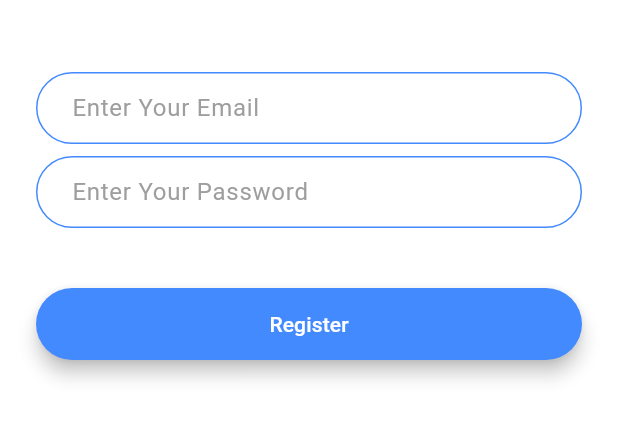
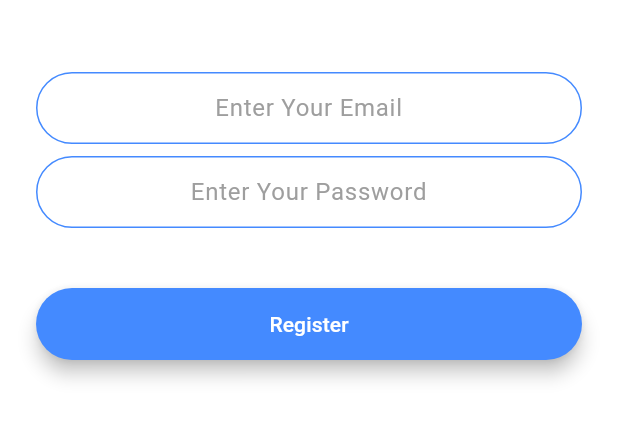
Before and after one commit to selinguz/flash_chat, a Flutter app: the RegistrationScreen screen opened by its route, after a tap on "Register", on a phone screen of 412 x 824 dp, the part 501-943 px from its top. Run offline on Flutter 3.47's test engine with Material 3 defaults, Android fonts, the phone set to English and light mode, and no system bars; our stand-ins replace animated_text_kit, firebase_auth, firebase_core; accounts and stored records are empty.

Commit message:
register ekranında email ve password tanımlamaları yapıldı, firebase e user olarak kaydetme işlemi yapıldı

```diff
--- a/lib/screens/login_screen.dart
+++ b/lib/screens/login_screen.dart
@@ -29,6 +29,8 @@ class _LoginScreenState extends State<LoginScreen> {
               height: 48.0,
             ),
             TextField(
+              keyboardType: TextInputType.emailAddress,
+              textAlign: TextAlign.center,
               style: TextStyle(color: Colors.black),
               onChanged: (value) {
                 //Do something with the user input.
--- a/lib/screens/registration_screen.dart
+++ b/lib/screens/registration_screen.dart
@@ -1,14 +1,19 @@
+import 'package:firebase_auth/firebase_auth.dart';
+import 'package:flash_chat/constants.dart';
+import 'package:flash_chat/screens/chat_screen.dart';
 import 'package:flutter/material.dart';
-import 'package:flash_chat/constants.dart';
+
 import '../components/rounded_button.dart';
 
 class RegistrationScreen extends StatefulWidget {
   static const String id = 'registrationScreen';
+
   @override
   _RegistrationScreenState createState() => _RegistrationScreenState();
 }
 
 class _RegistrationScreenState extends State<RegistrationScreen> {
+  final _auth = FirebaseAuth.instance;
   late String email;
   late String password;
 
@@ -23,7 +28,7 @@ class _RegistrationScreenState extends State<RegistrationScreen> {
           crossAxisAlignment: CrossAxisAlignment.stretch,
           children: <Widget>[
             Hero(
-              tag:'logo',
+              tag: 'logo',
               child: Container(
                 height: 100.0,
                 child: Image.asset('assets/images/logo.png'),
@@ -33,29 +38,49 @@ class _RegistrationScreenState extends State<RegistrationScreen> {
               height: 48.0,
             ),
             TextField(
+              keyboardType: TextInputType.emailAddress,
+              textAlign: TextAlign.center,
+              style: TextStyle(color: Colors.black),
               onChanged: (value) {
                 email = value;
               },
-              decoration:kTextFieldDecoration.copyWith(hintText: 'Enter Your '
-                  'Email',hintStyle: TextStyle(color: Colors.grey)),
+              decoration: kTextFieldDecoration.copyWith(
+                  hintText: 'Enter Your '
+                      'Email',
+                  hintStyle: TextStyle(color: Colors.grey)),
             ),
             SizedBox(
               height: 8.0,
             ),
             TextField(
+              textAlign: TextAlign.center,
+              style: TextStyle(color: Colors.black),
+              obscureText: true,
               onChanged: (value) {
                 password = value;
               },
-              decoration:kTextFieldDecoration.copyWith(hintText: 'Enter Your '
-                  'Password',hintStyle: TextStyle(color: Colors.grey)),
+              decoration: kTextFieldDecoration.copyWith(
+                  hintText: 'Enter Your Password',
+                  hintStyle: TextStyle(color: Colors.grey)),
             ),
             SizedBox(
               height: 24.0,
             ),
-            RoundedButton(color: Colors.blueAccent,title: 'Register',
-              onPressed: () {
-                Navigator.pushNamed(context, RegistrationScreen.id);
-              },),
+            RoundedButton(
+              color: Colors.blueAccent,
+              title: 'Register',
+              onPressed: () async {
+                try {
+                  final newUser = await _auth.createUserWithEmailAndPassword(
+                      email: email, password: password);
+                  if(newUser != null){
+                    Navigator.pushNamed(context, ChatScreen.id);
+                  }
+                } catch (e) {
+                  print(e);
+                }
+              },
+            ),
           ],
         ),
       ),
```
Also changed, not shown: lib/main.dart (+12 -10 lines), lib/screens/chat_screen.dart (+27 -1 lines).
